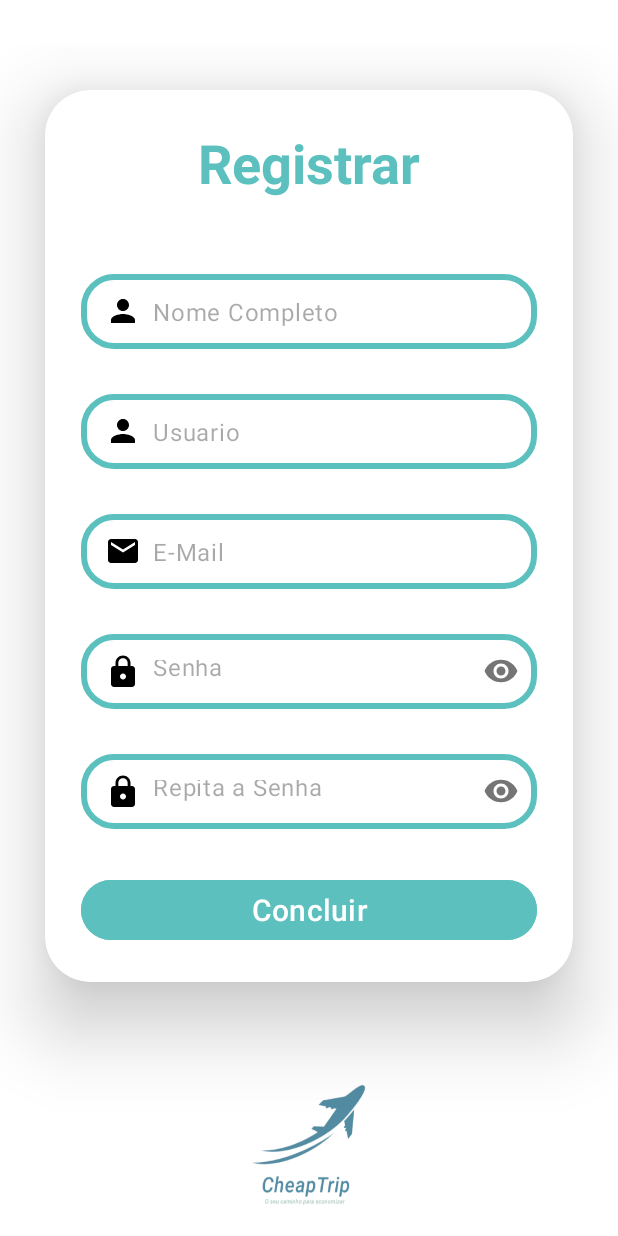
After one commit to Leonardo-DeLuca/CheapTrip, an Android app: the CadastroActivity screen opened directly, with no data from a screen before it, on a phone screen of 412 x 824 dp. The commit adds this screen. Run offline under Robolectric (Android 15) with nearby library versions, the phone set to English and light mode, and no system bars.

Commit message:
Criada tela cadastro

```diff
--- a/app/src/main/AndroidManifest.xml
+++ b/app/src/main/AndroidManifest.xml
@@ -22,6 +22,7 @@
             </intent-filter>
         </activity>
         <activity android:name=".LoginActivity"/>
+        <activity android:name=".CadastroActivity"/>
     </application>
 
 </manifest>
--- /dev/null
+++ b/app/src/main/java/com/example/cheaptrip/CadastroActivity.java
@@ -0,0 +1,13 @@
+package com.example.cheaptrip;
+
+import android.os.Bundle;
+
+import androidx.appcompat.app.AppCompatActivity;
+
+public class CadastroActivity extends AppCompatActivity {
+    @Override
+    protected void onCreate(Bundle savedInstanceState) {
+        super.onCreate(savedInstanceState);
+        setContentView(R.layout.activity_cadastro);
+    }
+}
--- a/app/src/main/java/com/example/cheaptrip/LoginActivity.java
+++ b/app/src/main/java/com/example/cheaptrip/LoginActivity.java
@@ -2,13 +2,27 @@ package com.example.cheaptrip;
 
 import androidx.appcompat.app.AppCompatActivity;
 
+import android.content.Intent;
 import android.os.Bundle;
+import android.view.View;
+import android.widget.TextView;
 
 public class LoginActivity extends AppCompatActivity {
 
+    private TextView cadastro;
     @Override
     protected void onCreate(Bundle savedInstanceState) {
         super.onCreate(savedInstanceState);
         setContentView(R.layout.activity_login);
+
+        cadastro = findViewById(R.id.mensagemCadastro);
+        cadastro.setOnClickListener(new View.OnClickListener() {
+            @Override
+            public void onClick(View v) {
+                Intent it = new Intent(LoginActivity.this, CadastroActivity.class);
+                startActivity(it);
+            }
+        });
     }
+
 }
--- /dev/null
+++ b/app/src/main/res/drawable/baseline_email_24.xml
@@ -0,0 +1,5 @@
+<vector android:height="24dp" android:tint="#000000"
+    android:viewportHeight="24" android:viewportWidth="24"
+    android:width="24dp" xmlns:android="http://schemas.android.com/apk/res/android">
+    <path android:fillColor="@android:color/white" android:pathData="M20,4L4,4c-1.1,0 -1.99,0.9 -1.99,2L2,18c0,1.1 0.9,2 2,2h16c1.1,0 2,-0.9 2,-2L22,6c0,-1.1 -0.9,-2 -2,-2zM20,8l-8,5 -8,-5L4,6l8,5 8,-5v2z"/>
+</vector>
--- /dev/null
+++ b/app/src/main/res/layout/activity_cadastro.xml
@@ -0,0 +1,165 @@
+<?xml version="1.0" encoding="utf-8"?>
+<LinearLayout xmlns:android="http://schemas.android.com/apk/res/android"
+    android:layout_width="match_parent"
+    android:layout_height="match_parent"
+    android:background="@drawable/cadastro_bkg"
+    xmlns:app="http://schemas.android.com/apk/res-auto">
+
+    <ScrollView
+        android:layout_width="match_parent"
+        android:layout_height="match_parent"
+        android:layout_gravity="center"
+        android:layout_marginTop="20dp">
+
+        <androidx.cardview.widget.CardView
+            android:layout_width="match_parent"
+            android:layout_height="wrap_content"
+            android:layout_margin="30dp"
+            app:cardCornerRadius="30dp"
+            app:cardElevation="30dp"
+            android:background="@drawable/edittext_login">
+
+
+            <LinearLayout
+                android:layout_width="match_parent"
+                android:layout_height="wrap_content"
+                android:orientation="vertical"
+                android:layout_gravity="center_horizontal"
+
+                android:padding="24dp">
+
+
+                <TextView
+                    android:layout_width="match_parent"
+                    android:layout_height="wrap_content"
+                    android:text="@string/registrarTxt"
+                    android:id="@+id/registrarTxt"
+                    android:textSize="36sp"
+                    android:textAlignment="center"
+                    android:textStyle="bold"
+                    android:textColor="@color/azulClaro"/>
+
+                <com.google.android.material.textfield.TextInputLayout
+                    android:id="@+id/nomeCadastroLayout"
+                    android:layout_width="match_parent"
+                    android:layout_height="wrap_content"
+                    android:layout_marginTop="50dp"
+                    app:hintAnimationEnabled="false"
+                    app:hintEnabled="false">
+
+                    <com.google.android.material.textfield.TextInputEditText
+                        android:layout_width="match_parent"
+                        android:layout_height="50dp"
+                        android:id="@+id/nomeCadastro"
+                        android:background="@drawable/edittext_login"
+                        android:hint="@string/nomeCadastro"
+                        android:padding="8dp"
+                        android:drawableStart="@drawable/baseline_person_24"
+                        android:textColor="@color/black"
+                        android:layout_marginTop="40dp"
+                        android:drawablePadding="8dp" />
+                </com.google.android.material.textfield.TextInputLayout>
+
+                <com.google.android.material.textfield.TextInputLayout
+                    android:id="@+id/userCadastroLayout"
+                    android:layout_width="match_parent"
+                    android:layout_height="wrap_content"
+                    android:layout_marginTop="30dp"
+                    app:hintAnimationEnabled="false"
+                    app:hintEnabled="false">
+
+                    <com.google.android.material.textfield.TextInputEditText
+                        android:layout_width="match_parent"
+                        android:layout_height="50dp"
+                        android:id="@+id/userCadastro"
+                        android:background="@drawable/edittext_login"
+                        android:hint="@string/usuarioHint"
+                        android:padding="8dp"
+                        android:drawableStart="@drawable/baseline_person_24"
+                        android:textColor="@color/black"
+                        android:layout_marginTop="40dp"
+                        android:drawablePadding="8dp" />
+                </com.google.android.material.textfield.TextInputLayout>
+
+                <com.google.android.material.textfield.TextInputLayout
+                    android:id="@+id/emailCadastroLayout"
+                    android:layout_width="match_parent"
+                    android:layout_height="wrap_content"
+                    android:layout_marginTop="30dp"
+                    app:hintAnimationEnabled="false"
+                    app:hintEnabled="false">
+
+                    <com.google.android.material.textfield.TextInputEditText
+                        android:layout_width="match_parent"
+                        android:layout_height="50dp"
+                        android:id="@+id/emailCadastro"
+                        android:background="@drawable/edittext_login"
+                        android:hint="@string/emailCadastro"
+                        android:padding="8dp"
+                        android:drawableStart="@drawable/baseline_email_24"
+                        android:textColor="@color/black"
+                        android:layout_marginTop="40dp"
+                        android:drawablePadding="8dp" />
+                </com.google.android.material.textfield.TextInputLayout>
+
+
+
+
+                <com.google.android.material.textfield.TextInputLayout
+                    android:id="@+id/passwordCadastroLayout"
+                    android:layout_width="match_parent"
+                    android:layout_height="wrap_content"
+                    app:passwordToggleEnabled="true"
+                    android:layout_marginTop="30dp"
+                    app:hintEnabled="false"
+                    >
+
+                    <com.google.android.material.textfield.TextInputEditText
+                        android:layout_width="match_parent"
+                        android:layout_height="50dp"
+                        android:id="@+id/senhaCadastro"
+                        android:background="@drawable/edittext_login"
+                        android:hint="@string/senhaHint"
+                        android:drawableStart="@drawable/baseline_lock_24"
+                        android:textColor="@color/black"
+                        android:inputType="textPassword"
+                        android:drawablePadding="8dp" />
+                </com.google.android.material.textfield.TextInputLayout>
+
+                <com.google.android.material.textfield.TextInputLayout
+                    android:id="@+id/passwordRepeatLayout"
+                    android:layout_width="match_parent"
+                    android:layout_height="wrap_content"
+                    app:passwordToggleEnabled="true"
+                    android:layout_marginTop="30dp"
+                    app:hintEnabled="false"
+                    >
+
+                    <com.google.android.material.textfield.TextInputEditText
+                        android:layout_width="match_parent"
+                        android:layout_height="50dp"
+                        android:id="@+id/senhaRepeatCadastro"
+                        android:background="@drawable/edittext_login"
+                        android:hint="@string/senhaRepeat"
+                        android:drawableStart="@drawable/baseline_lock_24"
+                        android:textColor="@color/black"
+                        android:inputType="textPassword"
+                        android:drawablePadding="8dp"/>
+                </com.google.android.material.textfield.TextInputLayout>
+
+                <Button
+                    android:layout_width="match_parent"
+                    android:layout_height="wrap_content"
+                    android:id="@+id/concluirCadastroButton"
+                    android:text="@string/concluirTxt"
+                    android:textSize="20sp"
+                    android:layout_marginTop="30dp"
+                    android:backgroundTint="@color/azulClaro"/>
+
+            </LinearLayout>
+
+        </androidx.cardview.widget.CardView>
+
+    </ScrollView>
+
+</LinearLayout>
--- a/app/src/main/res/layout/activity_login.xml
+++ b/app/src/main/res/layout/activity_login.xml
@@ -103,5 +103,6 @@
         android:textSize="14sp"
         android:textAlignment="center"
         android:id="@+id/mensagemCadastro"
-        android:textColor="@color/roxo"/>
+        android:textColor="@color/roxo"
+        android:clickable="true" />
 </LinearLayout>
--- a/app/src/main/res/values/strings.xml
+++ b/app/src/main/res/values/strings.xml
@@ -4,4 +4,9 @@
     <string name="usuarioHint">Usuario</string>
     <string name="senhaHint">Senha</string>
     <string name="mensagemCadastro">Não possui conta? Cadastre-se</string>
+    <string name="registrarTxt">Registrar</string>
+    <string name="concluirTxt">Concluir</string>
+    <string name="nomeCadastro">Nome Completo</string>
+    <string name="emailCadastro">E-Mail</string>
+    <string name="senhaRepeat">Repita a Senha</string>
 </resources>
```
Also changed, not shown: app/src/main/res/drawable/cadastro_bkg.png (added).
